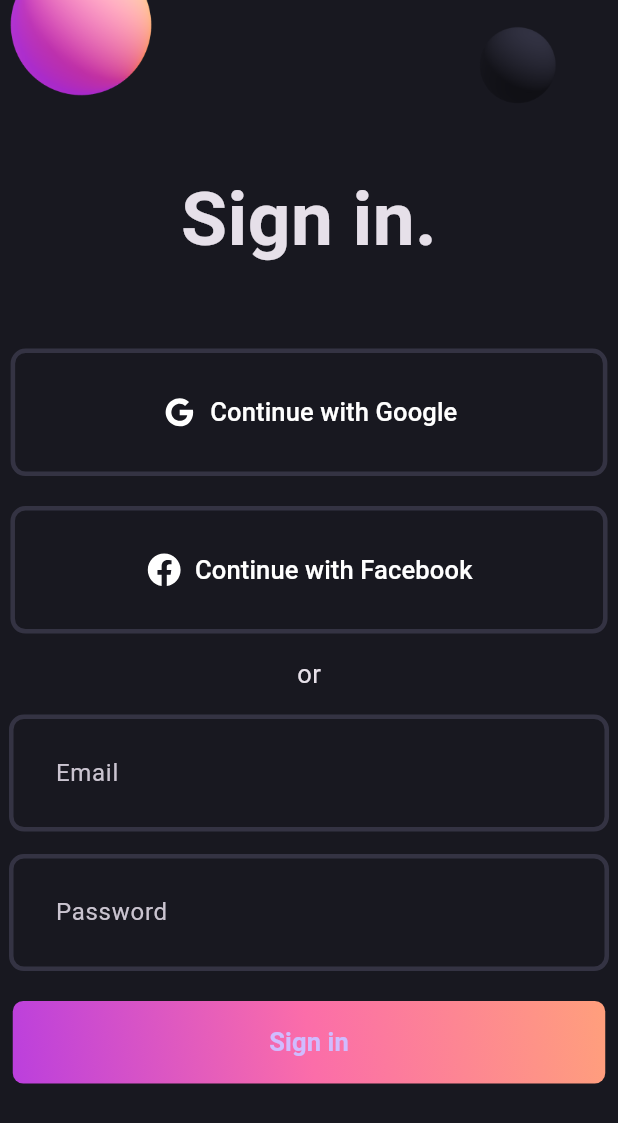
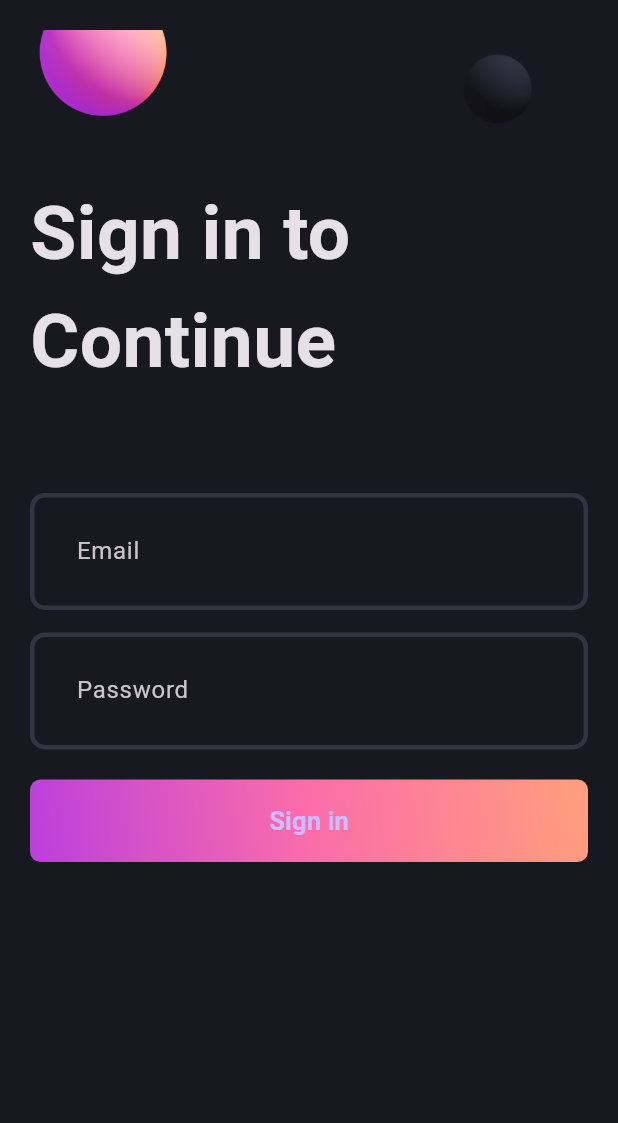
Before and after one commit to richanshah/loginformvalidationusingbloc, a Flutter app: the screen it shows after launch, on a phone screen of 412 x 824 dp. Shown: the top 1123 px of the screen. Run offline on Flutter 3.47's test engine with Material 3 defaults, Android fonts, the phone set to English and light mode, and no system bars; our stand-ins replace flutter_bloc, flutter_svg.

```diff
--- /dev/null
+++ b/lib/bloc/auth_event.dart
@@ -0,0 +1,15 @@
+part of 'auth_bloc.dart';
+
+@immutable
+sealed class AuthEvent {}
+
+final class AuthLoginRequested extends AuthEvent {
+  final String email;
+  final String password;
+
+  AuthLoginRequested({required this.email, required this.password});
+}
+
+final class AuthLogoutRequested extends AuthEvent {
+
+}
--- /dev/null
+++ b/lib/bloc/auth_state.dart
@@ -0,0 +1,19 @@
+part of 'auth_bloc.dart';
+
+@immutable
+sealed class AuthState {}
+
+final class AuthInitial extends AuthState {}
+
+final class AuthLoading extends AuthState {}
+
+final class AuthSuccess extends AuthState {
+  final String uid;
+  AuthSuccess({required this.uid});
+}
+
+final class AuthFailure extends AuthState {
+  final String error;
+
+  AuthFailure({required this.error});
+}
--- a/lib/login_screen.dart
+++ b/lib/login_screen.dart
@@ -1,4 +1,7 @@
 import 'package:flutter/material.dart';
+import 'package:flutter_bloc/flutter_bloc.dart';
+import 'package:flutter_responsive_login_ui/bloc/auth_bloc.dart';
+import 'package:flutter_responsive_login_ui/home_screen.dart';
 import 'package:flutter_responsive_login_ui/widgets/gradient_button.dart';
 import 'package:flutter_responsive_login_ui/widgets/login_field.dart';
 import 'package:flutter_responsive_login_ui/widgets/social_button.dart';
@@ -17,35 +20,49 @@ class _LoginScreenState extends State<LoginScreen> {
   @override
   Widget build(BuildContext context) {
     return Scaffold(
-      body: SingleChildScrollView(
+      body: BlocConsumer<AuthBloc, AuthState>(
+        listener: (context, state) {
+          if (state is AuthFailure) {
+            ScaffoldMessenger.of(context).showSnackBar(
+              SnackBar(
+                content: Text(
+                  state.error,
+                ),
+              ),
+            );
+          }
+
+          if (state is AuthSuccess) {
+            Navigator.pushAndRemoveUntil(
+              context,
+              MaterialPageRoute(
+                builder: (context) => const HomeScreen(),
+              ),
+                  (route) => false,
+            );
+          }
+        },
+        builder: (context, state) {
+          if (state is AuthLoading) {
+            return const Center(
+              child: CircularProgressIndicator(),
+            );
+          }
+          return SingleChildScrollView(
             child: Center(
+              child: Padding(
+                padding: const EdgeInsets.all(20.0),
                 child: Column(
                   children: [
                     Image.asset('assets/images/signin_balls.png'),
                     const Text(
-                'Sign in.',
+                      'Sign in to Continue',
                       style: TextStyle(
                         fontWeight: FontWeight.bold,
                         fontSize: 50,
                       ),
                     ),
                     const SizedBox(height: 50),
-              const SocialButton(
-                  iconPath: 'assets/svgs/g_logo.svg',
-                  label: 'Continue with Google'),
-              const SizedBox(height: 20),
-              const SocialButton(
-                iconPath: 'assets/svgs/f_logo.svg',
-                label: 'Continue with Facebook',
-                horizontalPadding: 90,
-              ),
-              const SizedBox(height: 15),
-              const Text(
-                'or',
-                style: TextStyle(
-                  fontSize: 17,
-                ),
-              ),
                     const SizedBox(height: 15),
                     LoginField(
                       hintText: 'Email',
@@ -57,11 +74,24 @@ class _LoginScreenState extends State<LoginScreen> {
                       controller: passwordController,
                     ),
                     const SizedBox(height: 20),
-              const GradientButton(),
+                    GradientButton(
+                      title: 'Sign in',
+                      onPressed: () {
+                        context.read<AuthBloc>().add(
+                          AuthLoginRequested(
+                            email: emailController.text.trim(),
+                            password: passwordController.text.trim(),
+                          ),
+                        );
+                      },
+                    ),
                   ],
                 ),
               ),
             ),
           );
+        },
+      ),
+    );
   }
 }
--- a/lib/main.dart
+++ b/lib/main.dart
@@ -1,8 +1,13 @@
 import 'package:flutter/material.dart';
+import 'package:flutter_bloc/flutter_bloc.dart';
+import 'package:flutter_responsive_login_ui/bloc/auth_bloc.dart';
 import 'package:flutter_responsive_login_ui/login_screen.dart';
 import 'package:flutter_responsive_login_ui/pallete.dart';
 
+import 'auth_bloc_observer.dart';
+
 void main() {
+  Bloc.observer = AuthBlocObserver();
   runApp(const MyApp());
 }
 
@@ -11,12 +16,15 @@ class MyApp extends StatelessWidget {
 
   @override
   Widget build(BuildContext context) {
-    return MaterialApp(
-      title: 'Flutter Demo',
-      theme: ThemeData.dark().copyWith(
-        scaffoldBackgroundColor: Pallete.backgroundColor,
+    return BlocProvider(
+      create: (context) => AuthBloc(),
+      child: MaterialApp(
+        title: 'Flutter Demo',
+        theme: ThemeData.dark().copyWith(
+          scaffoldBackgroundColor: Pallete.backgroundColor,
+        ),
+        home: const LoginScreen(),
       ),
-      home: const LoginScreen(),
     );
   }
 }
--- a/lib/widgets/gradient_button.dart
+++ b/lib/widgets/gradient_button.dart
@@ -2,9 +2,11 @@ import 'package:flutter/material.dart';
 import 'package:flutter_responsive_login_ui/pallete.dart';
 
 class GradientButton extends StatelessWidget {
-  const GradientButton({Key? key}) : super(key: key);
+ final VoidCallback onPressed;
+  final String title;
+ const GradientButton({Key? key,required this.onPressed,required this.title}) : super(key: key);
 
-  @override
+ @override
   Widget build(BuildContext context) {
     return Container(
       decoration: BoxDecoration(
@@ -20,15 +22,15 @@ class GradientButton extends StatelessWidget {
         borderRadius: BorderRadius.circular(7),
       ),
       child: ElevatedButton(
-        onPressed: () {},
+        onPressed: () {onPressed();},
         style: ElevatedButton.styleFrom(
           fixedSize: const Size(395, 55),
           backgroundColor: Colors.transparent,
           shadowColor: Colors.transparent,
         ),
-        child: const Text(
-          'Sign in',
-          style: TextStyle(
+        child:  Text(
+          title,
+          style: const TextStyle(
             fontWeight: FontWeight.w600,
             fontSize: 17,
           ),
```
Also changed, not shown: lib/auth_bloc_observer.dart (added, +16 -0 lines), lib/bloc/auth_bloc.dart (added, +66 -0 lines), lib/home_screen.dart (added, +55 -0 lines), pubspec.lock, 2 other files. Lines whose indentation alone changed are shown as unchanged.
